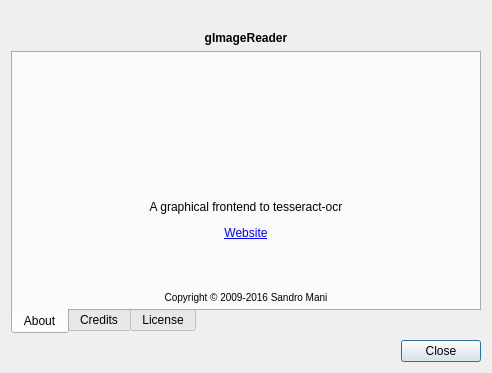
Qt form qt/data/AboutDialog.ui (manisandro/gImageReader) before a commit.
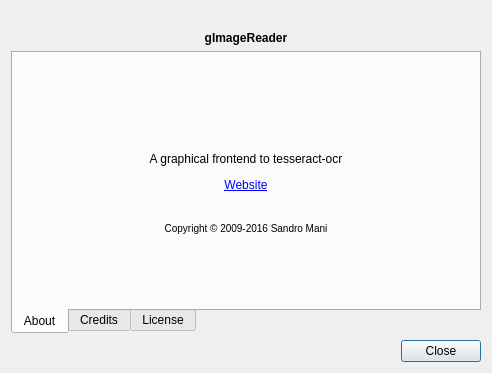
The same form after that commit. Icons and pictures are not drawn.

Commit message: Report used tesseract version in about dialog

```diff
--- a/qt/data/AboutDialog.ui
+++ b/qt/data/AboutDialog.ui
@@ -101,6 +101,13 @@
          </property>
         </widget>
        </item>
+       <item>
+        <widget class="QLabel" name="labelTesseractVer">
+         <property name="alignment">
+          <set>Qt::AlignCenter</set>
+         </property>
+        </widget>
+       </item>
       </layout>
      </widget>
      <widget class="QWidget" name="tabCredits">
```
The commit also changes 3 other files.
